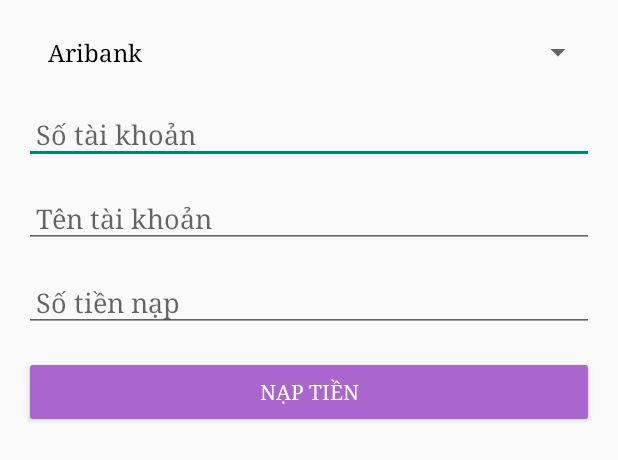
After one commit to Jainan21/DAMNhomPokemon, an Android app: the layout recharge_form.xml on its own in the app's theme, with its tools: preview values and no code run, on a phone screen of 412 x 824 dp. The commit adds this screen. Shown: the top 460 px of the screen. Run offline under Robolectric (Android 15) with nearby library versions, the phone set to English and light mode, and no system bars.

Commit message:
phần nạp với rút tiền
đã xong

```diff
--- a/app/src/main/res/layout/activity_user.xml
+++ b/app/src/main/res/layout/activity_user.xml
@@ -131,18 +131,22 @@
             android:gravity="center_vertical" />
 
         <TextView
+            android:id="@+id/tvrechar"
             android:layout_width="match_parent"
             android:layout_height="wrap_content"
             android:padding="8dp"
+            android:clickable="true"
             android:text="Nạp tiền"
             android:textColor="@android:color/white"
             android:background="?attr/selectableItemBackground"
             android:gravity="center_vertical" />
 
         <TextView
+            android:id="@+id/tvwithd"
             android:layout_width="match_parent"
             android:layout_height="wrap_content"
             android:padding="8dp"
+            android:clickable="true"
             android:text="Rút tiền"
             android:textColor="@android:color/white"
             android:background="?attr/selectableItemBackground"
--- /dev/null
+++ b/app/src/main/res/layout/recharge_form.xml
@@ -0,0 +1,47 @@
+<!-- withdraw_form.xml -->
+<LinearLayout xmlns:android="http://schemas.android.com/apk/res/android"
+    android:layout_width="match_parent"
+    android:layout_height="wrap_content"
+    android:orientation="vertical"
+    android:padding="16dp">
+
+    <Spinner
+        android:id="@+id/spinner_bank"
+        android:layout_width="match_parent"
+        android:layout_height="wrap_content"
+        android:entries="@array/bank_names"
+        android:padding="8dp"
+        android:layout_marginBottom="16dp" />
+
+    <EditText
+        android:id="@+id/et_account_number"
+        android:layout_width="match_parent"
+        android:layout_height="wrap_content"
+        android:hint="Số tài khoản"
+        android:padding="8dp"
+        android:layout_marginBottom="16dp" />
+
+    <EditText
+        android:id="@+id/et_account_name"
+        android:layout_width="match_parent"
+        android:layout_height="wrap_content"
+        android:hint="Tên tài khoản"
+        android:padding="8dp"
+        android:layout_marginBottom="16dp" />
+
+    <EditText
+        android:id="@+id/et_withdraw_amount"
+        android:layout_width="match_parent"
+        android:layout_height="wrap_content"
+        android:hint="Số tiền nạp"
+        android:padding="8dp"
+        android:layout_marginBottom="16dp" />
+
+    <Button
+        android:id="@+id/btn_withdraw"
+        android:layout_width="match_parent"
+        android:layout_height="wrap_content"
+        android:text="Nạp tiền"
+        android:backgroundTint="@android:color/holo_purple"
+        android:textColor="@android:color/white" />
+</LinearLayout>
--- /dev/null
+++ b/app/src/main/res/values/arrays.xml
@@ -0,0 +1,10 @@
+<!-- res/values/arrays.xml -->
+<resources>
+    <string-array name="bank_names">
+        <item>Aribank</item>
+        <item>Vietcombank</item>
+        <item>Techcombank</item>
+        <item>ACB</item>
+        <item>Sacombank</item>
+    </string-array>
+</resources>
```
Also changed, not shown: app/src/main/AndroidManifest.xml (+6 -5 lines), app/src/main/java/com/example/duanmaunhompokemon/withdrawmoney.java (added, +55 -0 lines), app/src/main/res/layout/withdraw_form.xml (added, +47 -0 lines).
